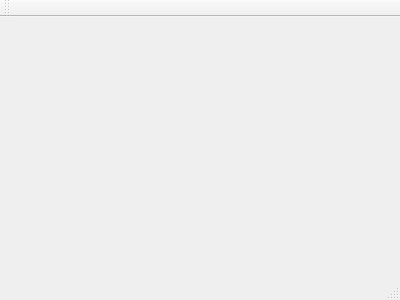
faystmax/panoram, file gui/MainWindow.ui: the form before one commit.
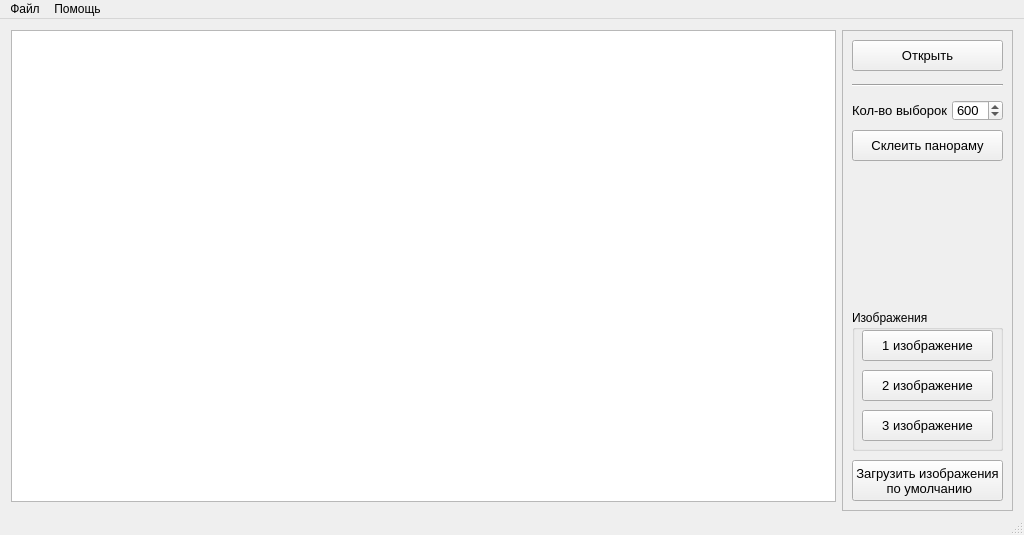
The form after the commit.

Commit message: Started interface

The edit to the form file:
```diff
--- a/gui/MainWindow.ui
+++ b/gui/MainWindow.ui
@@ -1,24 +1,347 @@
 <ui version="4.0">
  <class>MainWindow</class>
- <widget class="QMainWindow" name="MainWindow" >
-  <property name="geometry" >
+ <widget class="QMainWindow" name="MainWindow">
+  <property name="geometry">
    <rect>
     <x>0</x>
     <y>0</y>
-    <width>400</width>
-    <height>300</height>
+    <width>1024</width>
+    <height>535</height>
    </rect>
   </property>
-  <property name="windowTitle" >
+  <property name="minimumSize">
+   <size>
+    <width>1024</width>
+    <height>535</height>
+   </size>
+  </property>
+  <property name="font">
+   <font>
+    <family>Arial</family>
+   </font>
+  </property>
+  <property name="windowTitle">
    <string>MainWindow</string>
   </property>
-  <widget class="QMenuBar" name="menuBar" />
-  <widget class="QToolBar" name="mainToolBar" />
-  <widget class="QWidget" name="centralWidget" />
-  <widget class="QStatusBar" name="statusBar" />
+  <widget class="QWidget" name="centralWidget">
+   <layout class="QHBoxLayout" name="horizontalLayout">
+    <item>
+     <widget class="QGraphicsView" name="graphicsView"/>
+    </item>
+    <item>
+     <widget class="QFrame" name="frame">
+      <property name="minimumSize">
+       <size>
+        <width>171</width>
+        <height>481</height>
+       </size>
+      </property>
+      <property name="frameShape">
+       <enum>QFrame::StyledPanel</enum>
+      </property>
+      <property name="frameShadow">
+       <enum>QFrame::Raised</enum>
+      </property>
+      <widget class="QPushButton" name="openButton">
+       <property name="geometry">
+        <rect>
+         <x>10</x>
+         <y>10</y>
+         <width>151</width>
+         <height>31</height>
+        </rect>
+       </property>
+       <property name="font">
+        <font>
+         <family>Arial</family>
+         <pointsize>10</pointsize>
+        </font>
+       </property>
+       <property name="text">
+        <string>Открыть</string>
+       </property>
+      </widget>
+      <widget class="Line" name="line">
+       <property name="geometry">
+        <rect>
+         <x>10</x>
+         <y>40</y>
+         <width>151</width>
+         <height>31</height>
+        </rect>
+       </property>
+       <property name="orientation">
+        <enum>Qt::Horizontal</enum>
+       </property>
+      </widget>
+      <widget class="QSpinBox" name="selectNumberSpinBox">
+       <property name="geometry">
+        <rect>
+         <x>110</x>
+         <y>70</y>
+         <width>51</width>
+         <height>21</height>
+        </rect>
+       </property>
+       <property name="font">
+        <font>
+         <pointsize>10</pointsize>
+        </font>
+       </property>
+       <property name="minimum">
+        <number>1</number>
+       </property>
+       <property name="maximum">
+        <number>10000</number>
+       </property>
+       <property name="value">
+        <number>600</number>
+       </property>
+      </widget>
+      <widget class="QLabel" name="label_6">
+       <property name="geometry">
+        <rect>
+         <x>10</x>
+         <y>70</y>
+         <width>101</width>
+         <height>21</height>
+        </rect>
+       </property>
+       <property name="font">
+        <font>
+         <pointsize>10</pointsize>
+        </font>
+       </property>
+       <property name="text">
+        <string>Кол-во выборок</string>
+       </property>
+      </widget>
+      <widget class="QPushButton" name="gluePanoramButton">
+       <property name="geometry">
+        <rect>
+         <x>10</x>
+         <y>100</y>
+         <width>151</width>
+         <height>31</height>
+        </rect>
+       </property>
+       <property name="font">
+        <font>
+         <family>Arial</family>
+         <pointsize>10</pointsize>
+        </font>
+       </property>
+       <property name="text">
+        <string>Склеить панораму</string>
+       </property>
+      </widget>
+      <widget class="QGroupBox" name="imagesGroupBox">
+       <property name="geometry">
+        <rect>
+         <x>10</x>
+         <y>280</y>
+         <width>151</width>
+         <height>141</height>
+        </rect>
+       </property>
+       <property name="title">
+        <string>Изображения</string>
+       </property>
+       <widget class="QPushButton" name="imageFirstButton">
+        <property name="geometry">
+         <rect>
+          <x>10</x>
+          <y>20</y>
+          <width>131</width>
+          <height>31</height>
+         </rect>
+        </property>
+        <property name="font">
+         <font>
+          <family>Arial</family>
+          <pointsize>10</pointsize>
+         </font>
+        </property>
+        <property name="text">
+         <string>1 изображение</string>
+        </property>
+       </widget>
+       <widget class="QPushButton" name="imageSecondButton">
+        <property name="geometry">
+         <rect>
+          <x>10</x>
+          <y>60</y>
+          <width>131</width>
+          <height>31</height>
+         </rect>
+        </property>
+        <property name="font">
+         <font>
+          <family>Arial</family>
+          <pointsize>10</pointsize>
+         </font>
+        </property>
+        <property name="text">
+         <string>2 изображение</string>
+        </property>
+       </widget>
+       <widget class="QPushButton" name="imageThirdButton">
+        <property name="geometry">
+         <rect>
+          <x>10</x>
+          <y>100</y>
+          <width>131</width>
+          <height>31</height>
+         </rect>
+        </property>
+        <property name="font">
+         <font>
+          <family>Arial</family>
+          <pointsize>10</pointsize>
+         </font>
+        </property>
+        <property name="text">
+         <string>3 изображение</string>
+        </property>
+       </widget>
+      </widget>
+      <widget class="QPushButton" name="imagesDefaultButton">
+       <property name="geometry">
+        <rect>
+         <x>10</x>
+         <y>430</y>
+         <width>151</width>
+         <height>41</height>
+        </rect>
+       </property>
+       <property name="font">
+        <font>
+         <family>Arial</family>
+         <pointsize>10</pointsize>
+        </font>
+       </property>
+       <property name="text">
+        <string>Загрузить изображения
+ по умолчанию</string>
+       </property>
+      </widget>
+     </widget>
+    </item>
+   </layout>
+  </widget>
+  <widget class="QMenuBar" name="menuBar">
+   <property name="geometry">
+    <rect>
+     <x>0</x>
+     <y>0</y>
+     <width>1024</width>
+     <height>21</height>
+    </rect>
+   </property>
+   <widget class="QMenu" name="menu">
+    <property name="title">
+     <string>Файл</string>
+    </property>
+    <addaction name="action_open"/>
+    <addaction name="action_save"/>
+    <addaction name="action_default"/>
+    <addaction name="separator"/>
+    <addaction name="action_exit"/>
+   </widget>
+   <widget class="QMenu" name="menu_2">
+    <property name="title">
+     <string>Помощь</string>
+    </property>
+    <addaction name="action_about"/>
+   </widget>
+   <addaction name="menu"/>
+   <addaction name="menu_2"/>
+  </widget>
+  <widget class="QStatusBar" name="statusBar">
+   <property name="font">
+    <font>
+     <pointsize>9</pointsize>
+    </font>
+   </property>
+  </widget>
+  <action name="action_open">
+   <property name="text">
+    <string>Открыть</string>
+   </property>
+   <property name="toolTip">
+    <string>Открыть Изображение</string>
+   </property>
+   <property name="font">
+    <font>
+     <family>Arial</family>
+    </font>
+   </property>
+   <property name="shortcut">
+    <string>Ctrl+O</string>
+   </property>
+  </action>
+  <action name="action_save">
+   <property name="text">
+    <string>Сохранить</string>
+   </property>
+   <property name="toolTip">
+    <string>Сохранить Изображение</string>
+   </property>
+   <property name="font">
+    <font>
+     <family>Arial</family>
+    </font>
+   </property>
+   <property name="shortcut">
+    <string>Ctrl+S</string>
+   </property>
+  </action>
+  <action name="action_default">
+   <property name="text">
+    <string>По умолчанию</string>
+   </property>
+   <property name="toolTip">
+    <string>Использовать изображенния по умолчанию</string>
+   </property>
+   <property name="font">
+    <font>
+     <family>Arial</family>
+    </font>
+   </property>
+   <property name="shortcut">
+    <string>Ctrl+D</string>
+   </property>
+  </action>
+  <action name="action_exit">
+   <property name="text">
+    <string>Закрыть</string>
+   </property>
+   <property name="toolTip">
+    <string>Закрыть приложение</string>
+   </property>
+   <property name="font">
+    <font>
+     <family>Arial</family>
+    </font>
+   </property>
+  </action>
+  <action name="action_about">
+   <property name="text">
+    <string>О программе</string>
+   </property>
+  </action>
  </widget>
- <layoutDefault spacing="6" margin="11" />
- <pixmapfunction></pixmapfunction>
+ <layoutdefault spacing="6" margin="11"/>
+ <tabstops>
+  <tabstop>openButton</tabstop>
+  <tabstop>selectNumberSpinBox</tabstop>
+  <tabstop>gluePanoramButton</tabstop>
+  <tabstop>imageFirstButton</tabstop>
+  <tabstop>imageSecondButton</tabstop>
+  <tabstop>imageThirdButton</tabstop>
+  <tabstop>imagesDefaultButton</tabstop>
+  <tabstop>graphicsView</tabstop>
+ </tabstops>
  <resources/>
  <connections/>
 </ui>
```
Left out of the diff: 1 changed line with no effect on the pictures. The commit also changes 5 other files.
